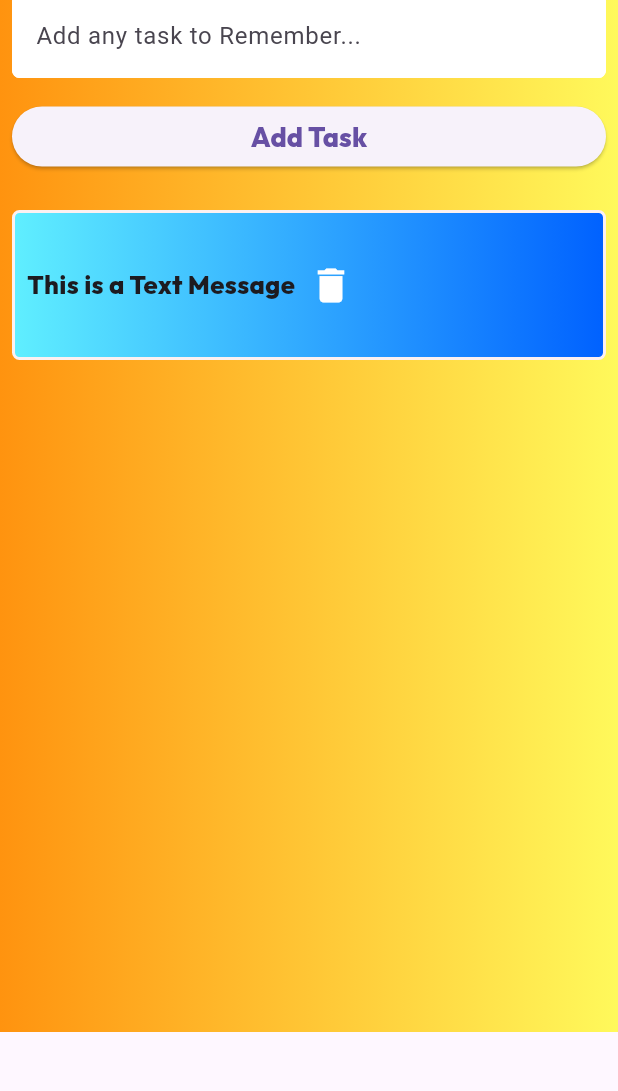
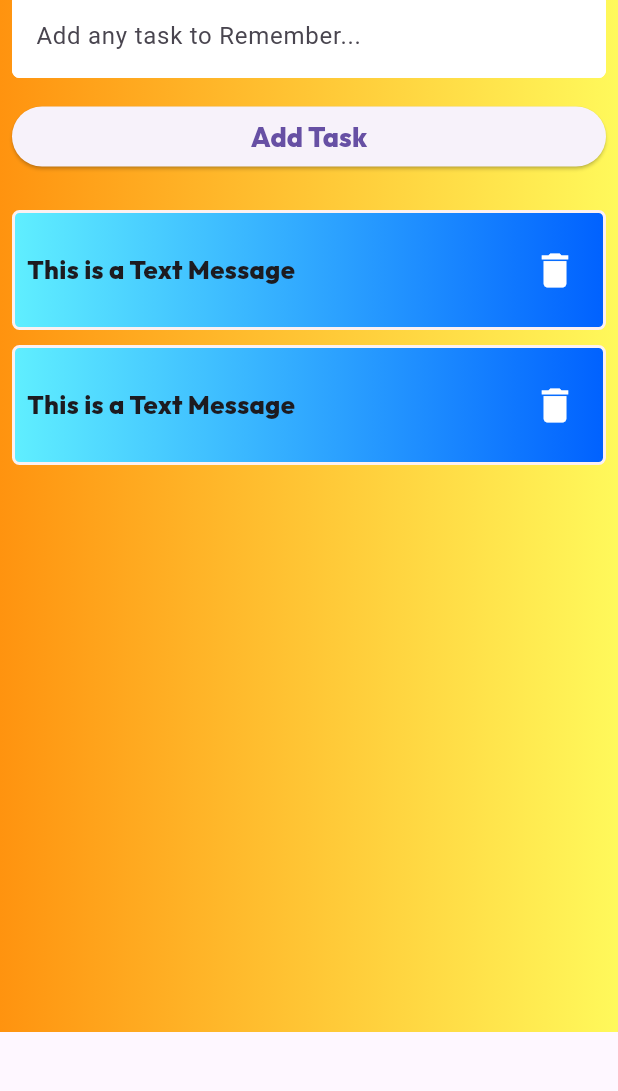
Before and after one commit to ravi357767/pto_do_list, a Flutter app: the screen it shows after launch, on a phone screen of 412 x 824 dp, the part 102-1193 px from its top. Run offline on Flutter 3.47's test engine with Material 3 defaults, Android fonts, the phone set to English and light mode, and no system bars.

Commit message:
Added Single Scroll view In Main Dart and Changed Height from 100 to 80 on LIstwrapper Containers

```diff
--- a/lib/listwrapper.dart
+++ b/lib/listwrapper.dart
@@ -9,7 +9,7 @@ class Listwrapper extends StatelessWidget {
       children: [
         Container(
           width: double.infinity,
-          height: 100,
+          height: 80,
           decoration: BoxDecoration(
             gradient: LinearGradient(
               colors: [
@@ -26,6 +26,50 @@ class Listwrapper extends StatelessWidget {
           child: Container(
             padding: EdgeInsets.all(8),
             child: Row(
+              mainAxisAlignment: MainAxisAlignment.spaceBetween,
+              children: [
+                Text(
+                  'This is a Text Message',
+                  style: TextStyle(
+                    fontFamily: 'Mainfont',
+                    fontSize: 17,
+                    fontWeight: FontWeight.w700,
+                  ),
+                ),
+                IconButton(
+                    onPressed: () {},
+                    icon: Icon(
+                      Icons.delete,
+                      color: Colors.white,
+                      size: 30,
+                    ))
+              ],
+            ),
+          ),
+        ),
+        SizedBox(
+          height: 10,
+        ),
+        Container(
+          width: double.infinity,
+          height: 80,
+          decoration: BoxDecoration(
+            gradient: LinearGradient(
+              colors: [
+                Color(0xff60efff),
+                Color(0xff0061ff),
+              ],
+            ),
+            borderRadius: BorderRadius.circular(5),
+            border: Border.all(
+              color: const Color.fromARGB(255, 252, 241, 241),
+              width: 2,
+            ),
+          ),
+          child: Container(
+            padding: EdgeInsets.all(8),
+            child: Row(
+              mainAxisAlignment: MainAxisAlignment.spaceBetween,
               children: [
                 Text(
                   'This is a Text Message',
--- a/lib/main.dart
+++ b/lib/main.dart
@@ -48,6 +48,8 @@
             ],
           ),
         ),
+        child: SingleChildScrollView(
+          scrollDirection: Axis.vertical,
           child: Column(
             children: [
               TextField(
@@ -101,6 +103,7 @@
             ],
           ),
         ),
+      ),
     );
   }
 }
```
Lines whose indentation alone changed are shown as unchanged.
